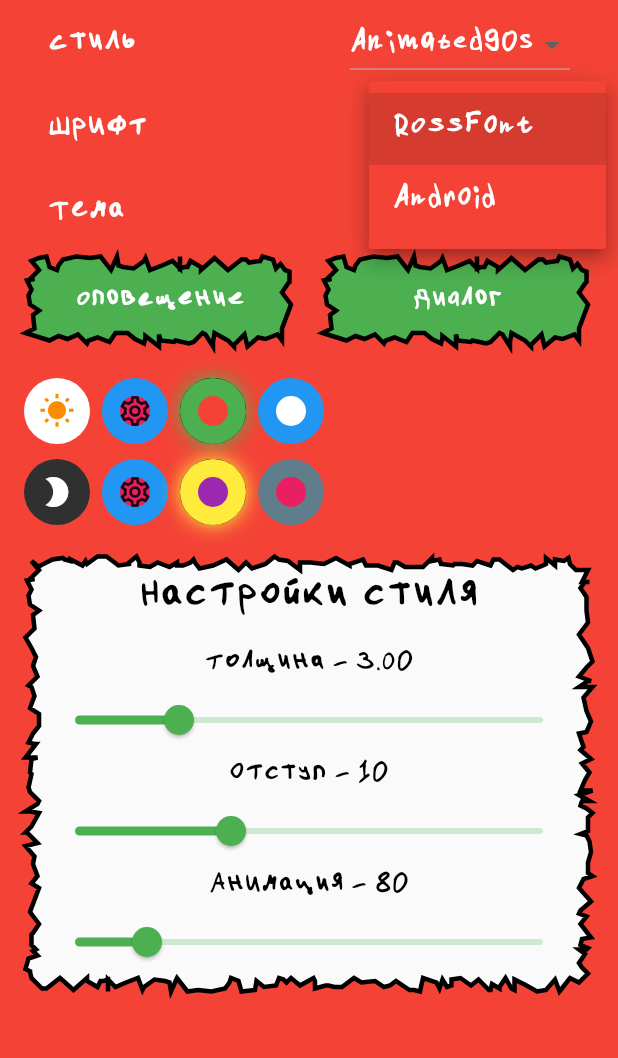
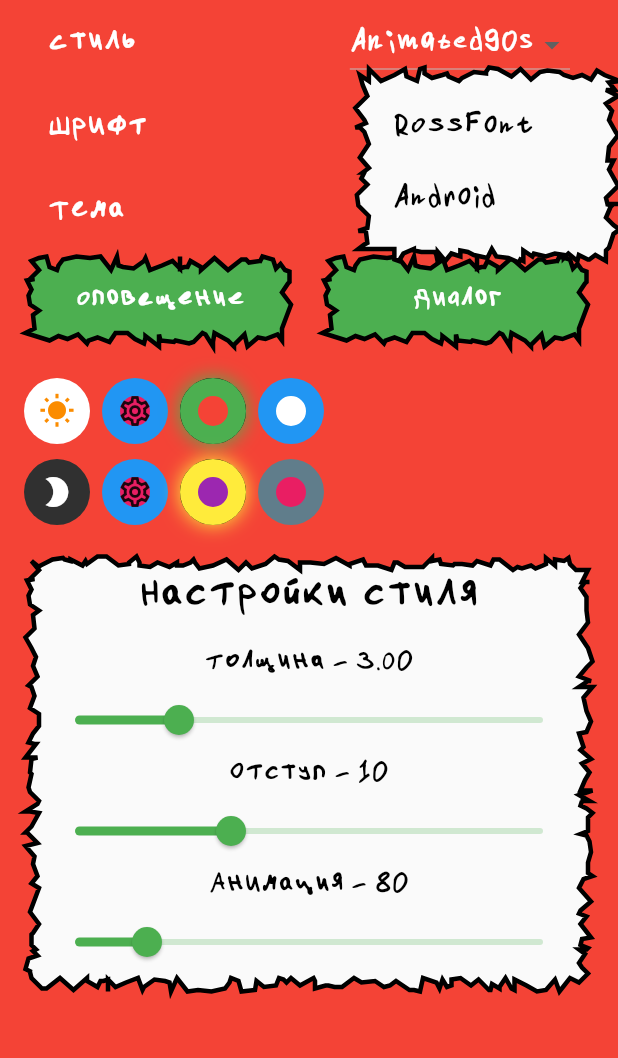
Before and after one commit to RossHS/shop_list, a Flutter app: the Settings screen opened by its route, after a tap on "Animated90s", after a tap on "RossFont", on a phone screen of 412 x 824 dp, the part 105-1163 px from its top. Run offline on Flutter 3.47's test engine with Material 2 defaults, Android fonts, the phone set to English and light mode, and no system bars; our stand-ins replace cloud_firestore, firebase_auth, firebase_core, firebase_messaging, firebase_storage, flutter_colorpicker and 6 more; accounts and stored records are empty.

Commit message:
Исправил ошибку со сливающимся текстом и фоном. Интегрировал в код новый виджет ThemeDepDropdown

```diff
--- a/lib/routes/settings.dart
+++ b/lib/routes/settings.dart
@@ -53,7 +53,6 @@ class _Body extends StatelessWidget {
 
   @override
   Widget build(BuildContext context) {
-    final colorScheme = Theme.of(context).colorScheme;
     final controller = ThemeController.to;
     return ListView(
       padding: const EdgeInsets.all(16),
@@ -61,9 +60,8 @@ class _Body extends StatelessWidget {
         ListTile(
           title: const Text('Стиль'),
           trailing: Obx(
-            () => DropdownButton<String>(
+            () => ThemeDepDropdownButton<String>(
               value: controller.appTheme.value.themePrefix,
-              dropdownColor: colorScheme.background,
               items: controller.appThemeList
                   .map<DropdownMenuItem<String>>((value) => DropdownMenuItem(
                         value: value,
@@ -77,9 +75,8 @@ class _Body extends StatelessWidget {
         ListTile(
           title: const Text('Шрифт'),
           trailing: Obx(
-            () => DropdownButton<TextTheme>(
+            () => ThemeDepDropdownButton<TextTheme>(
               value: controller.textTheme.value,
-              dropdownColor: colorScheme.background,
               items: TextThemeCollection.map.entries
                   .map<DropdownMenuItem<TextTheme>>((entry) => DropdownMenuItem(
                         value: entry.value,
@@ -97,9 +94,8 @@ class _Body extends StatelessWidget {
         ListTile(
           title: const Text('Тема'),
           trailing: Obx(
-            () => DropdownButton<ThemeMode>(
+            () => ThemeDepDropdownButton<ThemeMode>(
               value: controller.themeMode.value,
-              dropdownColor: colorScheme.background,
               items: ThemeMode.values
                   .map<DropdownMenuItem<ThemeMode>>((themeMode) => DropdownMenuItem(
                         value: themeMode,
--- a/lib/widgets/themes_widgets/theme_dep_dropdown.dart
+++ b/lib/widgets/themes_widgets/theme_dep_dropdown.dart
@@ -11,6 +11,7 @@ import 'package:flutter/foundation.dart';
 import 'package:flutter/material.dart';
 import 'package:flutter/rendering.dart';
 import 'package:flutter/services.dart';
+import 'package:shop_list/models/theme_model.dart';
 import 'package:shop_list/widgets/themes_widgets/theme_dep.dart';
 import 'package:shop_list/widgets/widget_size.dart';
 
@@ -258,10 +259,12 @@ class _DropdownMenuState<T> extends State<_DropdownMenu<T>> {
                     controller: widget.route.scrollController!,
                     child: Scrollbar(
                       isAlwaysShown: true,
-                      child: ListView(
-                        padding: kMaterialListPadding,
-                        shrinkWrap: true,
-                        children: children,
+                      child: _CustomThemeWrapper(
+                        child: ListView(
+                          padding: kMaterialListPadding,
+                          shrinkWrap: true,
+                          children: children,
+                        ),
                       ),
                     ),
                   ),
@@ -1310,3 +1313,23 @@ class _ThemeDepDropdownButtonState<T> extends State<ThemeDepDropdownButton<T>> w
     );
   }
 }
+
+class _CustomThemeWrapper extends StatelessWidget {
+  const _CustomThemeWrapper({Key? key, required this.child}) : super(key: key);
+  final Widget child;
+
+  @override
+  Widget build(BuildContext context) {
+    final theme = Theme.of(context);
+    final customTheme = theme.copyWith(
+      textTheme: theme.textTheme.apply(bodyColor: theme.canvasColor.calcTextColor),
+    );
+    return Theme(
+      data: customTheme,
+      child: DefaultTextStyle(
+        style: customTheme.textTheme.subtitle1!,
+        child: child,
+      ),
+    );
+  }
+}
```
